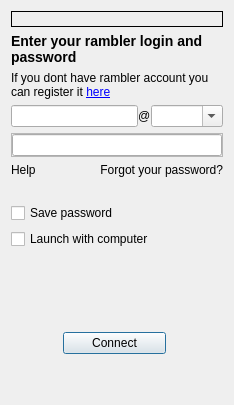
Old version of the form src/plugins/optionsmanager/logindialog.ui in the repository silvansky/Contacts.
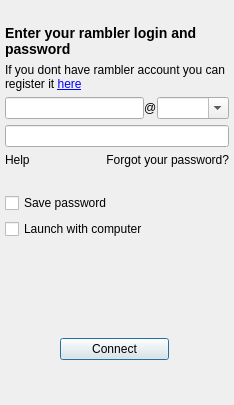
New version of the form.

Commit message: Добавлен логотип и анимация в окно подключения.

The edit to the form file:
```diff
--- a/src/plugins/optionsmanager/logindialog.ui
+++ b/src/plugins/optionsmanager/logindialog.ui
@@ -14,10 +14,16 @@
    <string>Virtus</string>
   </property>
   <layout class="QVBoxLayout" name="verticalLayout">
+   <property name="margin">
+    <number>5</number>
+   </property>
    <item>
     <widget class="QLabel" name="lblLogo">
-     <property name="frameShape">
-      <enum>QFrame::Panel</enum>
+     <property name="scaledContents">
+      <bool>true</bool>
+     </property>
+     <property name="alignment">
+      <set>Qt::AlignCenter</set>
      </property>
     </widget>
    </item>
@@ -75,12 +81,6 @@
    </item>
    <item>
     <widget class="QFrame" name="frmPassword">
-     <property name="frameShape">
-      <enum>QFrame::StyledPanel</enum>
-     </property>
-     <property name="frameShadow">
-      <enum>QFrame::Raised</enum>
-     </property>
      <layout class="QHBoxLayout" name="horizontalLayout_4">
       <property name="margin">
        <number>0</number>
@@ -202,14 +202,7 @@
      <item row="0" column="2">
       <layout class="QHBoxLayout" name="horizontalLayout_2">
        <item>
-        <widget class="QLabel" name="lblConnecting">
-         <property name="minimumSize">
-          <size>
-           <width>22</width>
-           <height>22</height>
-          </size>
-         </property>
-        </widget>
+        <widget class="QLabel" name="lblConnecting"/>
        </item>
        <item>
         <spacer name="horizontalSpacer">
```
The commit also changes 6 other files.
